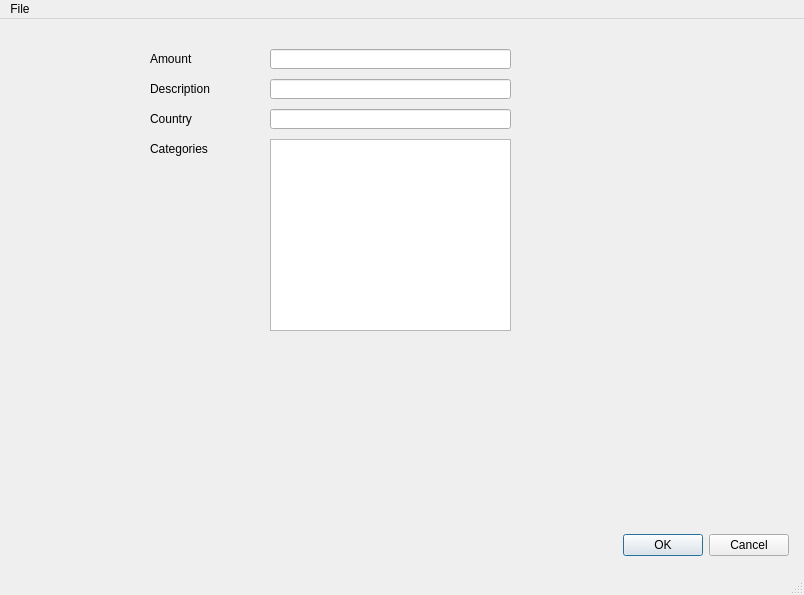
This is main.ui in meviusisback/expense_tool as Qt 5 draws it before an edit. The edited form follows.
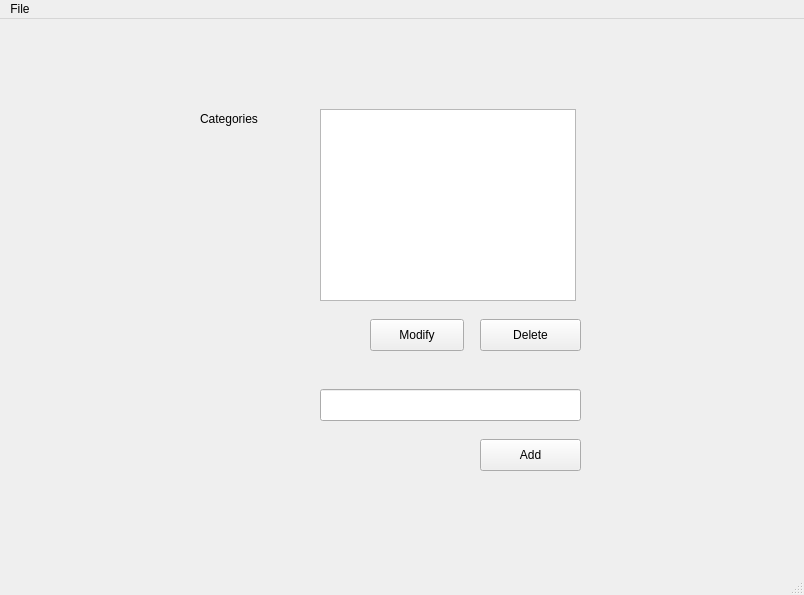
This is the edited form. The open tabs and pages were chosen to show the change.

Commit message: commit 1st milestone

Patch:
```diff
--- a/main.ui
+++ b/main.ui
@@ -10,6 +10,12 @@
     <height>595</height>
    </rect>
   </property>
+  <property name="sizePolicy">
+   <sizepolicy hsizetype="Fixed" vsizetype="Fixed">
+    <horstretch>0</horstretch>
+    <verstretch>0</verstretch>
+   </sizepolicy>
+  </property>
   <property name="windowTitle">
    <string>MainWindow</string>
   </property>
@@ -17,7 +23,7 @@
    <widget class="QStackedWidget" name="stackedWidget">
     <property name="geometry">
      <rect>
-      <x>0</x>
+      <x>-10</x>
       <y>0</y>
       <width>808</width>
       <height>605</height>
@@ -30,8 +36,8 @@
      <widget class="QLabel" name="amount_label">
       <property name="geometry">
        <rect>
-        <x>150</x>
-        <y>30</y>
+        <x>210</x>
+        <y>110</y>
         <width>63</width>
         <height>20</height>
        </rect>
@@ -43,8 +49,8 @@
      <widget class="QLineEdit" name="amount_input">
       <property name="geometry">
        <rect>
-        <x>270</x>
-        <y>30</y>
+        <x>330</x>
+        <y>110</y>
         <width>241</width>
         <height>20</height>
        </rect>
@@ -53,8 +59,8 @@
      <widget class="QLabel" name="description_label">
       <property name="geometry">
        <rect>
-        <x>150</x>
-        <y>60</y>
+        <x>210</x>
+        <y>140</y>
         <width>81</width>
         <height>20</height>
        </rect>
@@ -66,8 +72,8 @@
      <widget class="QLabel" name="country_label">
       <property name="geometry">
        <rect>
-        <x>150</x>
-        <y>90</y>
+        <x>210</x>
+        <y>170</y>
         <width>81</width>
         <height>20</height>
        </rect>
@@ -79,8 +85,8 @@
      <widget class="QLineEdit" name="country_input">
       <property name="geometry">
        <rect>
-        <x>270</x>
-        <y>90</y>
+        <x>330</x>
+        <y>170</y>
         <width>241</width>
         <height>20</height>
        </rect>
@@ -102,8 +108,8 @@
      <widget class="QLabel" name="category_label">
       <property name="geometry">
        <rect>
-        <x>150</x>
-        <y>120</y>
+        <x>210</x>
+        <y>200</y>
         <width>81</width>
         <height>20</height>
        </rect>
@@ -115,8 +121,8 @@
      <widget class="QListWidget" name="listWidget1">
       <property name="geometry">
        <rect>
-        <x>270</x>
-        <y>120</y>
+        <x>330</x>
+        <y>200</y>
         <width>241</width>
         <height>192</height>
        </rect>
@@ -125,8 +131,8 @@
      <widget class="QLineEdit" name="description_input">
       <property name="geometry">
        <rect>
-        <x>270</x>
-        <y>60</y>
+        <x>330</x>
+        <y>140</y>
         <width>241</width>
         <height>20</height>
        </rect>
@@ -511,6 +517,80 @@
       <column/>
      </widget>
     </widget>
+    <widget class="QWidget" name="page">
+     <widget class="QLabel" name="categories_label">
+      <property name="geometry">
+       <rect>
+        <x>210</x>
+        <y>90</y>
+        <width>81</width>
+        <height>20</height>
+       </rect>
+      </property>
+      <property name="text">
+       <string>Categories</string>
+      </property>
+     </widget>
+     <widget class="QListWidget" name="categorieslistWidget">
+      <property name="geometry">
+       <rect>
+        <x>330</x>
+        <y>90</y>
+        <width>256</width>
+        <height>192</height>
+       </rect>
+      </property>
+     </widget>
+     <widget class="QPushButton" name="delete_button">
+      <property name="geometry">
+       <rect>
+        <x>490</x>
+        <y>300</y>
+        <width>101</width>
+        <height>32</height>
+       </rect>
+      </property>
+      <property name="text">
+       <string>Delete</string>
+      </property>
+     </widget>
+     <widget class="QPushButton" name="modify_button">
+      <property name="geometry">
+       <rect>
+        <x>380</x>
+        <y>300</y>
+        <width>94</width>
+        <height>32</height>
+       </rect>
+      </property>
+      <property name="text">
+       <string>Modify</string>
+      </property>
+     </widget>
+     <widget class="QPushButton" name="add_button">
+      <property name="geometry">
+       <rect>
+        <x>490</x>
+        <y>420</y>
+        <width>101</width>
+        <height>32</height>
+       </rect>
+      </property>
+      <property name="text">
+       <string>Add</string>
+      </property>
+     </widget>
+     <widget class="QLineEdit" name="add_categories_line">
+      <property name="geometry">
+       <rect>
+        <x>330</x>
+        <y>370</y>
+        <width>261</width>
+        <height>32</height>
+       </rect>
+      </property>
+     </widget>
+    </widget>
    </widget>
   </widget>
   <widget class="QMenuBar" name="menubar">
```
Left out of the diff: 60 changed lines with no effect on the pictures. The commit also changes 2 other files.
